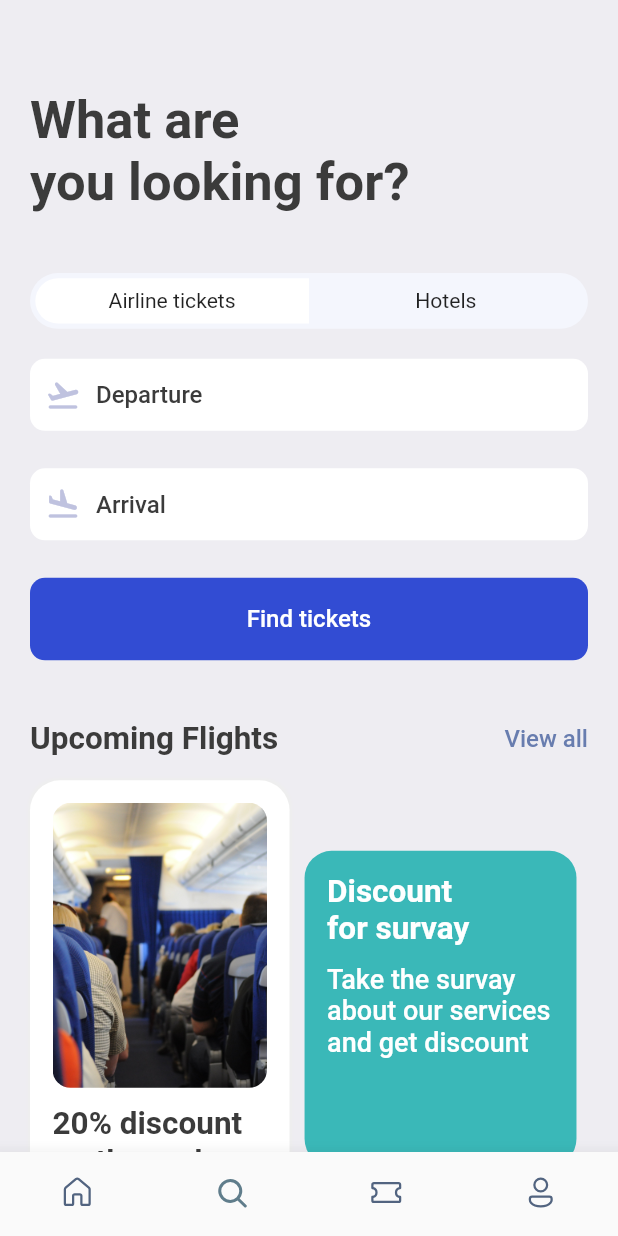
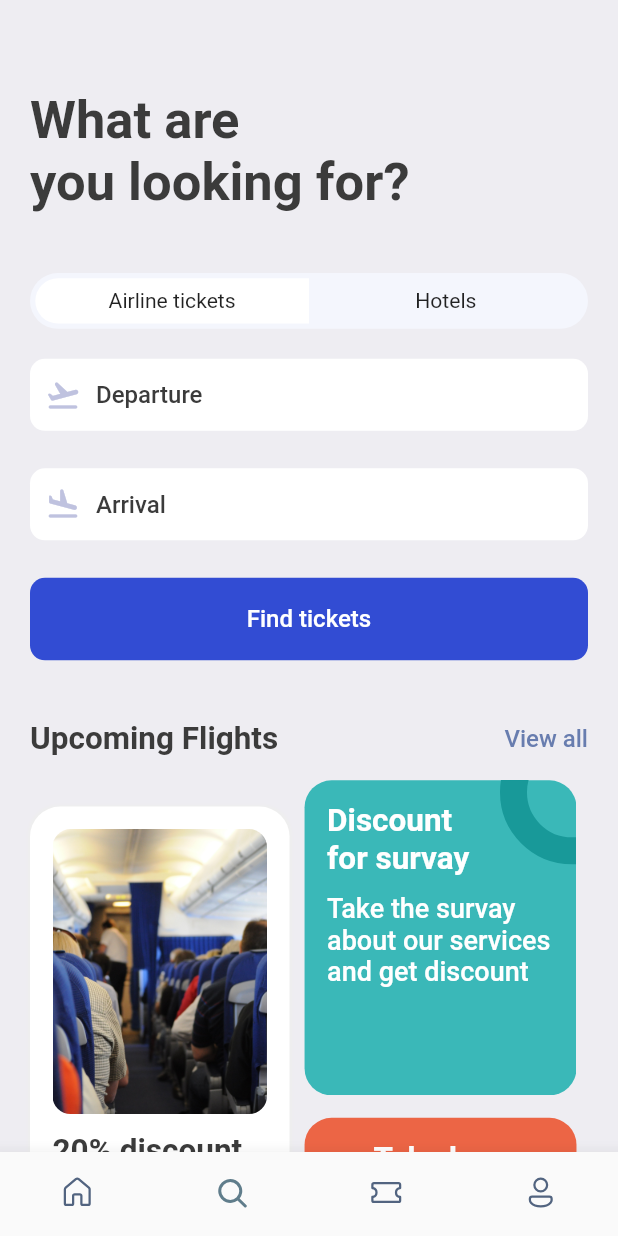
Before and after one commit to Malao-Ang/flutter-ui-Ticket-Booking-App, a Flutter app: the screen it shows after launch, item 2 of the bottom bar chosen, on a phone screen of 412 x 824 dp. Run offline on Flutter 3.47's test engine with Material 2 defaults, Android fonts, the phone set to English and light mode, and no system bars; our stand-ins replace fluentui_icons, gap, get.

Commit message:
:sparkles: finish search page

```diff
--- a/lib/screens/search_screen.dart
+++ b/lib/screens/search_screen.dart
@@ -120,6 +120,8 @@ class SearchScreen extends StatelessWidget {
                 ),
                 Column(
                   children: [
+                    Stack(
+                      children: [
                         Container(
                           margin: EdgeInsets.only(left: AppLayout.getHight(10)),
                           width: size.width * 0.44,
@@ -150,7 +152,12 @@ class SearchScreen extends StatelessWidget {
                             ],
                           ),
                         ),
-                    Container(
+                        Positioned(
+                          right: -45,
+                          top: -40,
+                          child: Container(
+                            margin:
+                                EdgeInsets.only(left: AppLayout.getHight(10)),
                             padding: EdgeInsets.all(AppLayout.getHight(30)),
                             decoration: BoxDecoration(
                               shape: BoxShape.circle,
@@ -159,6 +166,42 @@ class SearchScreen extends StatelessWidget {
                                 color: Color(0xFF189999),
                               ),
                               color: Colors.transparent,
+                            ),
+                          ),
+                        )
+                      ],
+                    ),
+                    Gap(AppLayout.getHight(15)),
+                    Container(
+                      margin: EdgeInsets.only(left: AppLayout.getHight(10)),
+                      width: size.width * 0.44,
+                      height: AppLayout.getHight(210),
+                      padding: EdgeInsets.symmetric(
+                          vertical: AppLayout.getHight(15),
+                          horizontal: AppLayout.getHight(15)),
+                      decoration: BoxDecoration(
+                          borderRadius:
+                              BorderRadius.circular(AppLayout.getHight(18)),
+                          color: const Color(0xFFEC6545)),
+                      child: Column(
+                        children: [
+                          Text(
+                            "Take love",
+                            style: Styles.headLineStyle2.copyWith(
+                                color: Colors.white,
+                                fontWeight: FontWeight.bold),
+                            textAlign: TextAlign.center,
+                          ),
+                          Gap(AppLayout.getHight(5)),
+                          RichText(
+                              text: TextSpan(children: [
+                            TextSpan(
+                                text: '😊', style: TextStyle(fontSize: 28)),
+                            TextSpan(
+                                text: '😘', style: TextStyle(fontSize: 50)),
+                            TextSpan(text: '🤗', style: TextStyle(fontSize: 28))
+                          ]))
+                        ],
                       ),
                     )
                   ],
```
Lines whose indentation alone changed are shown as unchanged.
